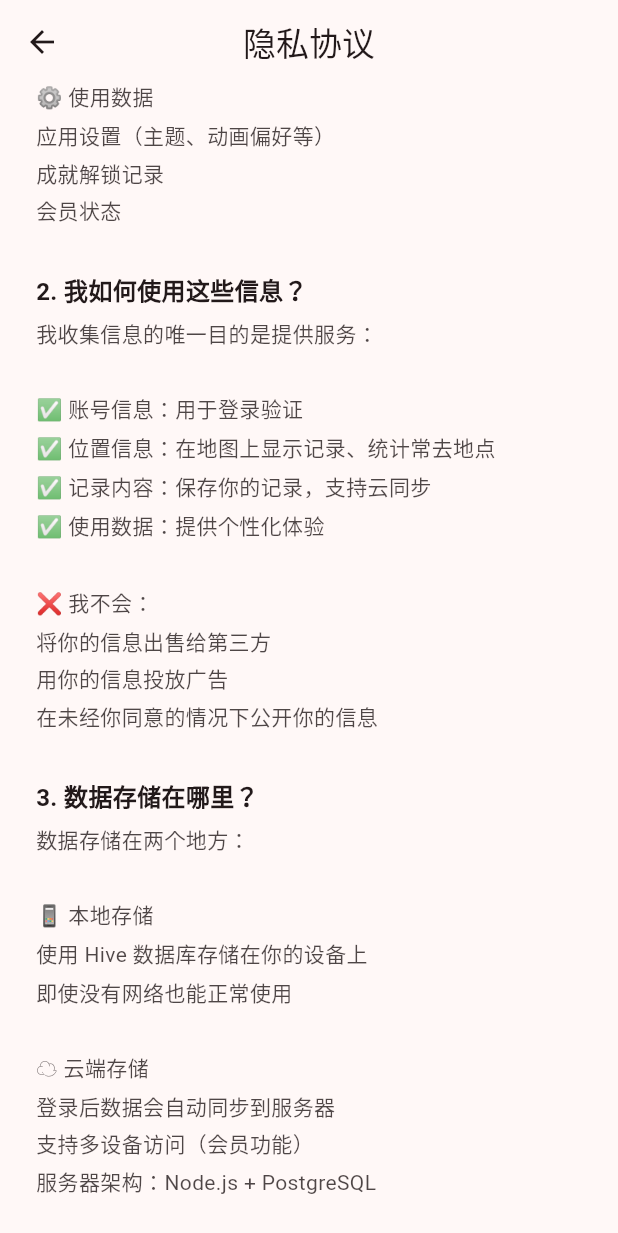
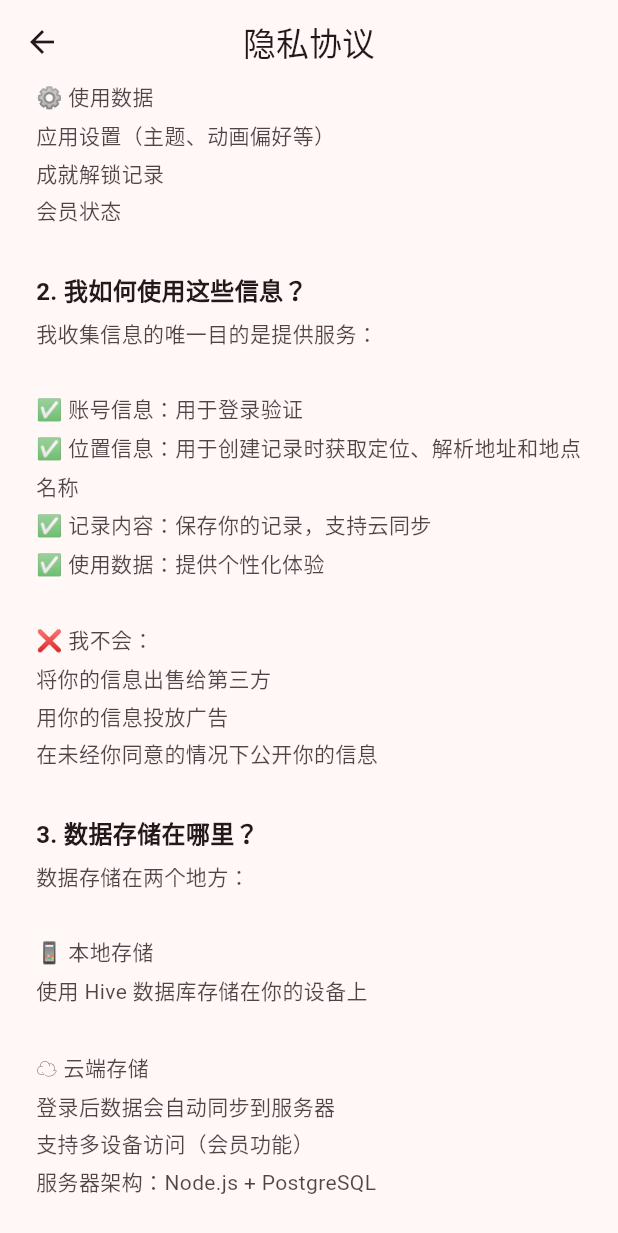
Before and after one commit to HatsuSumi/Serendipity, a Flutter app: the PrivacyPolicyPage screen opened directly, scrolled down 576 dp, on a phone screen of 412 x 824 dp. Shown: the top 1233 px of the screen. Run offline on Flutter 3.47's test engine with Material 3 defaults, Android fonts, the light colour scheme and no system bars; our stand-ins replace confetti, connectivity_plus, fl_chart, flutter_local_notifications, flutter_riverpod, geolocator and 5 more; accounts and stored records are empty.

Commit message:
docs: refine about page and privacy copy

```diff
--- a/serendipity_app/lib/features/about/about_content.dart
+++ b/serendipity_app/lib/features/about/about_content.dart
@@ -223,16 +223,6 @@ final List<AboutSectionContent> designDecisionSections = List.unmodifiable([
     ],
   ),
   const AboutSectionContent(
-    title: '为什么有时候设置了页面切换动画，进入时没有，反而退出时有？',
-    paragraphs: [
-      '这是 Flutter Web 的已知限制。',
-      '在 Web 平台上，页面进入动画经常被跳过或立即完成，但退出动画是正常的。',
-      '这不是 bug，而是浏览器和 Flutter Web 渲染机制导致的技术限制。',
-      '如果你觉得这很影响体验，可以在设置中选择“无动画”模式。',
-      '移动端（Android/iOS）不存在这个问题，进入和退出动画都正常。',
-    ],
-  ),
-  const AboutSectionContent(
     title: '为什么签到系统没有补签功能？',
     paragraphs: [
       '这个 app 有签到功能，但没有补签。',
@@ -250,7 +240,7 @@ final List<AboutSectionContent> designDecisionSections = List.unmodifiable([
       '这个 app 支持多账号，每个账号的数据是完全隔离的。',
       '数据归属规则：\n\n未登录时创建的数据归属于“首次登录的账号”。',
       '场景1：未登录 → 注册账号A\n\n1. 未登录时创建3条记录\n2. 注册账号A\n3. 自动绑定：3条记录归属账号A',
-      '场景2：未登录 → 登录账号A → 登出 → 登录账号B\n\n1. 未登录时创建3条记录\n2. 登录账号A\n3. 自动绑定：3条记录归属账号A\n4. 登出（数据不清空）\n5. 登录账号B\n6. 账号B看不到那3条记录（因为归属账号A）',
+      '场景2：未登录 → 登录账号A → 登出 → 登录账号B\n\n1. 未登录时创建3条记录\n2. 登录账号A\n3. 自动绑定：3条记录归属账号A\n4. 登出（不会删除已归属账号A的数据，登出后数据不可见）\n5. 登录账号B\n6. 账号B看不到那3条记录（因为归属账号A）',
       '场景3：账号A登出后离线创建新数据\n\n1. 账号A登出\n2. 未登录时创建2条新记录\n3. 登录账号A\n4. 自动绑定：2条新记录归属账号A',
       '场景4：账号A登出后离线创建新数据，然后登录账号B\n\n1. 账号A登出\n2. 未登录时创建2条新记录\n3. 登录账号B（不是账号A）\n4. 自动绑定：2条新记录归属账号B',
       '核心原则：\n“谁先登录，\n 离线数据就归谁”',
@@ -275,7 +265,7 @@ final List<AboutSectionContent> designDecisionSections = List.unmodifiable([
     paragraphs: [
       '这个 app 目前的注册和登录流程，不提供短信验证码，也不提供邮箱验证码。',
       '为什么？',
-      '第一个原因：验证码服务都依赖第三方通道。\n\n手机短信验证码需要接入短信服务商，通常还要求企业资质。\n\n邮箱验证码虽然门槛比短信低，但依然需要稳定的邮件发送服务、投递率维护和风控处理。',
+      '第一个原因：验证码服务都依赖第三方通道。\n\n手机短信验证码需要接入短信服务商，通常还要求企业资质，个人开发者又很难申请到。\n\n邮箱验证码虽然门槛比短信低，但依然需要稳定的邮件发送服务、投递率维护和风控处理。',
       '第二个原因：持续成本和维护成本高。\n\n短信按条计费，邮件服务也不是零成本。\n\n更重要的是，验证码系统不是接上就结束了，还要处理：\n\n发送失败\n延迟到达\n频率限制\n恶意刷接口\n邮件进入垃圾箱\n\n对一人开发项目来说，这是一套长期维护负担。',
       '第三个原因：现阶段没有这个必要。\n\n对于这个 app 的使用场景，账号系统更需要的是简单、稳定、可维护，而不是为了“更完整”强行接入验证码体系。',
       '第四个原因：少一层验证码，不代表更不安全。\n\n安全不只取决于有没有验证码，还取决于整体认证设计、密码存储、接口限流、设备管理和数据隔离。\n\n所以现阶段选择的是：不做一个看起来完整、实际维护不起的验证码系统。\n\n先把真正核心的体验做稳定，比形式上的“支持验证码”更重要。',
--- a/serendipity_app/lib/features/auth/privacy_policy_page.dart
+++ b/serendipity_app/lib/features/auth/privacy_policy_page.dart
@@ -73,7 +73,7 @@ class PrivacyPolicyPage extends StatelessWidget {
             Text(
               '我收集信息的唯一目的是提供服务：\n\n'
               '✅ 账号信息：用于登录验证\n'
-              '✅ 位置信息：在地图上显示记录、统计常去地点\n'
+              '✅ 位置信息：用于创建记录时获取定位、解析地址和地点名称\n'
               '✅ 记录内容：保存你的记录，支持云同步\n'
               '✅ 使用数据：提供个性化体验\n\n'
               '❌ 我不会：\n'
@@ -88,8 +88,7 @@ class PrivacyPolicyPage extends StatelessWidget {
             Text(
               '数据存储在两个地方：\n\n'
               '📱 本地存储\n'
-              '使用 Hive 数据库存储在你的设备上\n'
-              '即使没有网络也能正常使用\n\n'
+              '使用 Hive 数据库存储在你的设备上\n\n'
               '☁️ 云端存储\n'
               '登录后数据会自动同步到服务器\n'
               '支持多设备访问（会员功能）\n'
@@ -123,7 +122,7 @@ class PrivacyPolicyPage extends StatelessWidget {
             Text(
               'Serendipity 使用以下第三方服务：\n\n'
               '🗺️ 高德地图 API\n'
-              '用途：GPS 定位、地址解析、地图显示\n'
+              '用途：GPS 定位、逆地理编码（将坐标解析为地址和地点名称）\n'
               '隐私政策：https://lbs.amap.com/home/privacy/',
               style: bodyStyle,
             ),
```
Also changed, not shown: 2 other files.
